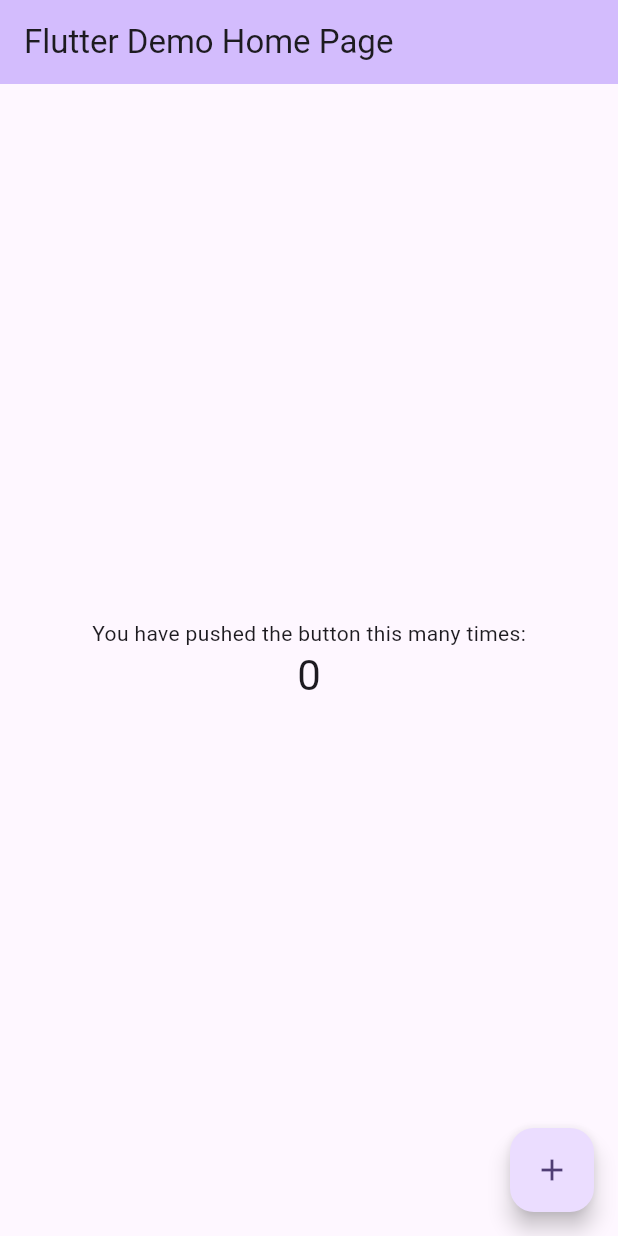
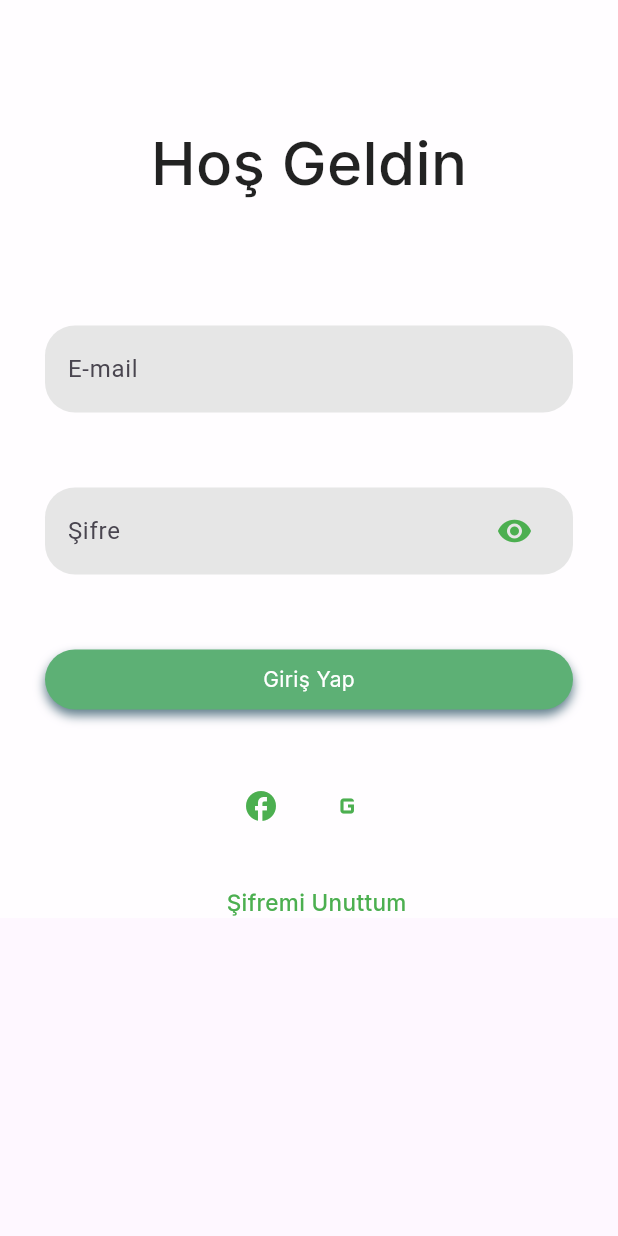
Before and after one commit to furkanava/yonder_app, a Flutter app: the screen it shows after launch, on a phone screen of 412 x 824 dp. Run offline on Flutter 3.47's test engine with Material 3 defaults, Android fonts, the light colour scheme and no system bars; our stand-ins replace google_fonts.

Commit message:
login page
-Login page yapıldı
-pubspec içine google fonts entegre edildi
-diğer sayfaların dosyaları oluşturuldu

```diff
--- a/yonder_app/lib/main.dart
+++ b/yonder_app/lib/main.dart
@@ -1,125 +1,21 @@
 import 'package:flutter/material.dart';
+import 'package:yonder_app/pages/login.dart';
 
 void main() {
   runApp(const MyApp());
 }
+class MyApp extends StatelessWidget {
+  const MyApp ({super.key});
 
-class MyApp extends StatelessWidget {
-  const MyApp({super.key});
-
-  // This widget is the root of your application.
   @override
   Widget build(BuildContext context) {
     return MaterialApp(
-      title: 'Flutter Demo',
+      title: 'Flutter demo',
+      debugShowCheckedModeBanner: false,
       theme: ThemeData(
-        // This is the theme of your application.
-        //
-        // TRY THIS: Try running your application with "flutter run". You'll see
-        // the application has a purple toolbar. Then, without quitting the app,
-        // try changing the seedColor in the colorScheme below to Colors.green
-        // and then invoke "hot reload" (save your changes or press the "hot
-        // reload" button in a Flutter-supported IDE, or press "r" if you used
-        // the command line to start the app).
-        //
-        // Notice that the counter didn't reset back to zero; the application
-        // state is not lost during the reload. To reset the state, use hot
-        // restart instead.
-        //
-        // This works for code too, not just values: Most code changes can be
-        // tested with just a hot reload.
-        colorScheme: ColorScheme.fromSeed(seedColor: Colors.deepPurple),
-        useMaterial3: true,
+        primarySwatch: Colors.brown,
       ),
-      home: const MyHomePage(title: 'Flutter Demo Home Page'),
+      home: LoginPage()
     );
   }
 }
-
-class MyHomePage extends StatefulWidget {
-  const MyHomePage({super.key, required this.title});
-
-  // This widget is the home page of your application. It is stateful, meaning
-  // that it has a State object (defined below) that contains fields that affect
-  // how it looks.
-
-  // This class is the configuration for the state. It holds the values (in this
-  // case the title) provided by the parent (in this case the App widget) and
-  // used by the build method of the State. Fields in a Widget subclass are
-  // always marked "final".
-
-  final String title;
-
-  @override
-  State<MyHomePage> createState() => _MyHomePageState();
-}
-
-class _MyHomePageState extends State<MyHomePage> {
-  int _counter = 0;
-
-  void _incrementCounter() {
-    setState(() {
-      // This call to setState tells the Flutter framework that something has
-      // changed in this State, which causes it to rerun the build method below
-      // so that the display can reflect the updated values. If we changed
-      // _counter without calling setState(), then the build method would not be
-      // called again, and so nothing would appear to happen.
-      _counter++;
-    });
-  }
-
-  @override
-  Widget build(BuildContext context) {
-    // This method is rerun every time setState is called, for instance as done
-    // by the _incrementCounter method above.
-    //
-    // The Flutter framework has been optimized to make rerunning build methods
-    // fast, so that you can just rebuild anything that needs updating rather
-    // than having to individually change instances of widgets.
-    return Scaffold(
-      appBar: AppBar(
-        // TRY THIS: Try changing the color here to a specific color (to
-        // Colors.amber, perhaps?) and trigger a hot reload to see the AppBar
-        // change color while the other colors stay the same.
-        backgroundColor: Theme.of(context).colorScheme.inversePrimary,
-        // Here we take the value from the MyHomePage object that was created by
-        // the App.build method, and use it to set our appbar title.
-        title: Text(widget.title),
-      ),
-      body: Center(
-        // Center is a layout widget. It takes a single child and positions it
-        // in the middle of the parent.
-        child: Column(
-          // Column is also a layout widget. It takes a list of children and
-          // arranges them vertically. By default, it sizes itself to fit its
-          // children horizontally, and tries to be as tall as its parent.
-          //
-          // Column has various properties to control how it sizes itself and
-          // how it positions its children. Here we use mainAxisAlignment to
-          // center the children vertically; the main axis here is the vertical
-          // axis because Columns are vertical (the cross axis would be
-          // horizontal).
-          //
-          // TRY THIS: Invoke "debug painting" (choose the "Toggle Debug Paint"
-          // action in the IDE, or press "p" in the console), to see the
-          // wireframe for each widget.
-          mainAxisAlignment: MainAxisAlignment.center,
-          children: <Widget>[
-            const Text(
-              'You have pushed the button this many times:',
-            ),
-            Text(
-              '$_counter',
-              style: Theme.of(context).textTheme.headlineMedium,
-            ),
-          ],
-        ),
-      ),
-      floatingActionButton: FloatingActionButton(
-        onPressed: _incrementCounter,
-        tooltip: 'Increment',
-        child: const Icon(Icons.add),
-      ), // This trailing comma makes auto-formatting nicer for build methods.
-    );
-  }
-}
--- /dev/null
+++ b/yonder_app/lib/pages/login.dart
@@ -0,0 +1,140 @@
+import 'package:flutter/cupertino.dart';
+import 'package:flutter/material.dart';
+import 'package:flutter/widgets.dart';
+import 'package:google_fonts/google_fonts.dart';
+
+class LoginPage extends StatefulWidget {
+  const LoginPage({super.key});
+
+  @override
+  State<LoginPage> createState() => _LoginPageState();
+}
+
+class _LoginPageState extends State<LoginPage> {
+
+  bool sifre_gozukme=false;
+  @override
+  Widget build(BuildContext context) {
+    return SafeArea(
+        child: Scaffold(
+          body: Container(
+            decoration: BoxDecoration(
+              color: Colors.white70,
+            ),
+            child: SingleChildScrollView(
+              child: Column(
+                children: [
+                  Container(
+                    margin: EdgeInsets.only(top:80, left:20, right:20),
+                    child: Text("Hoş Geldin",
+                      style: GoogleFonts.inter(
+                        color: Colors.black87,
+                        fontSize:40,
+                        fontWeight: FontWeight.w500, )),
+                  ),
+                  Container(
+                    decoration: BoxDecoration(
+                      color: Color(0xffE6E6E6),
+                      borderRadius: BorderRadius.circular(20),
+                    ),
+                    margin: EdgeInsets.only(top:80,bottom: 40,right:30,left: 30),
+                    padding: EdgeInsets.only(left: 15, right: 15,top: 5, bottom: 5),
+                    child: TextFormField(
+                      decoration: InputDecoration(
+                        border: InputBorder.none,
+                          hintText: 'E-mail'
+                      ),
+                    ),
+                  ),
+                  Container(
+                    decoration: BoxDecoration(
+                      color: Color(0xffE6E6E6),
+                      borderRadius: BorderRadius.circular(20),
+                    ),
+                    margin: EdgeInsets.only(top:10,bottom: 40,right:30,left: 30),
+                    padding: EdgeInsets.only(left: 15, right: 15,top: 5, bottom: 5),
+                    child: Row(
+                      children: [
+                        Expanded(
+                          child: TextFormField(
+                            obscureText: sifre_gozukme,
+                            decoration: InputDecoration(
+                                border: InputBorder.none,
+                                hintText: 'Şifre',
+
+                            ),
+                          ),
+                        ),
+                        IconButton(onPressed:  () {
+                          setState(() {
+                            sifre_gozukme=!sifre_gozukme;
+                          });
+                        }, icon: Icon(
+                            sifre_gozukme ? Icons.remove_red_eye_outlined : Icons.remove_red_eye,
+                            ), color: Colors.green,)
+                      ],
+                    ),
+                  ),
+
+                  InkWell(
+                    onTap: () {
+                      print("Tıklama");
+                    },
+                    child: Container(
+                      margin: EdgeInsets.only(top:10,bottom: 40,right:30,left: 30),
+                      width: MediaQuery.of(context).size.width,
+                      padding: EdgeInsets.all(10),
+                      decoration: BoxDecoration(
+                        color: Color(0xff5db075),
+                        borderRadius: BorderRadius.circular(20),
+                        boxShadow: [
+                          BoxShadow(
+                              color: Colors.blueGrey,
+                              offset: Offset(0,4),
+                            blurRadius: 5
+                          )
+                        ]
+                      ),
+                      child: Center (
+                        child: Text("Giriş Yap",
+                         style: GoogleFonts.inter(
+                          color: Colors.white
+                      ))),
+
+                    ),
+                  ),
+                  Center(
+                    child: Row(
+                      children: [
+                        Container(
+                          margin: EdgeInsets.only(left:150, right: 10),
+                          child: IconButton(onPressed:  () {
+                          }, icon: Icon(
+                            Icons.facebook_outlined,
+                          ), color: Colors.green,)
+                        ),
+                        Container(
+                            margin: EdgeInsets.symmetric(),
+                            child: IconButton(onPressed:  () {
+                            }, icon: Icon(
+                              Icons.g_mobiledata_outlined,
+                            ), color: Colors.green,)
+                        ),
+                      ],
+                    ),
+                  ),
+                  Container(
+                    margin: EdgeInsets.only(top:30, left:30, right:20),
+                    child: Text("Şifremi Unuttum",
+                        style: GoogleFonts.inter(
+                          color: Colors.green,
+                          fontSize:15,
+                          fontWeight: FontWeight.w500, )),
+                  ),
+                ],
+              ),
+            ),
+          ),
+        ));
+  }
+}
--- a/yonder_app/pubspec.yaml
+++ b/yonder_app/pubspec.yaml
@@ -14,8 +14,8 @@ dependencies:
   flutter:
     sdk: flutter
 
-
-
+  #UI
+  google_fonts: ^6.2.1
   cupertino_icons: ^1.0.6
 
 dev_dependencies:
```
Also changed, not shown: yonder_app/lib/pages/profile.dart (added), yonder_app/lib/pages/route.dart (added), yonder_app/lib/pages/splash.dart (added), yonder_app/lib/pages/suggest.dart (added), 2 other files.
